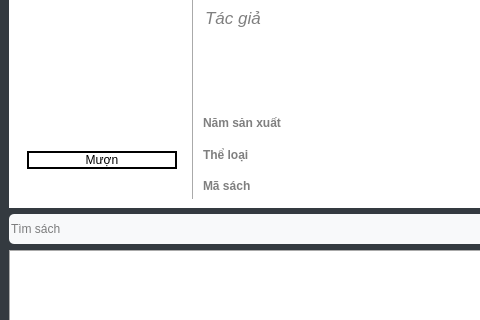
This is readergui.ui in fantasyinferno/libpro as Qt 5 draws it before an edit; both pictures show x 0 to 480 and y 205 to 525 of the 1307 by 768 pixel window. The edited form follows.
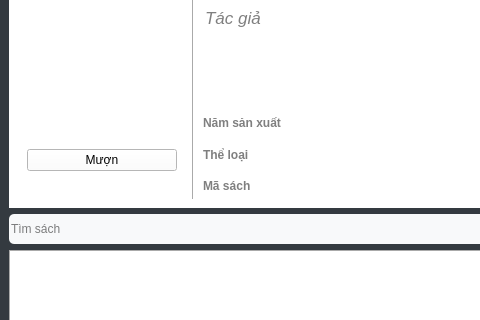
This is the edited form. Icons and pictures are not drawn.

```diff
--- a/readergui.ui
+++ b/readergui.ui
@@ -197,10 +197,7 @@
           <item>
            <widget class="QPushButton" name="muonButton">
             <property name="styleSheet">
-             <string notr="true">border-radius: 10px;
-border-width: 2px;
-border-color: belge;
-border-style: solid;</string>
+             <string notr="true"/>
             </property>
             <property name="text">
              <string>Mượn</string>
```
Left out of the diff: 2 changed lines with no effect on the pictures.
